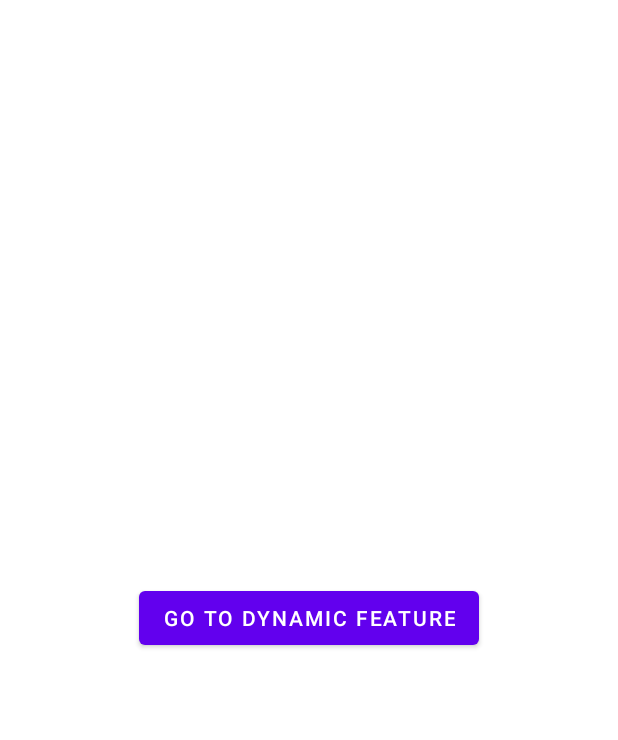
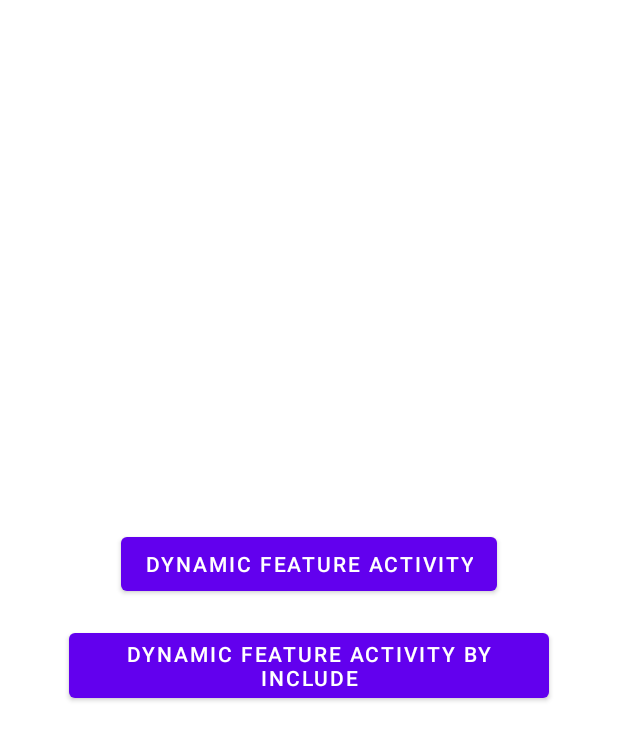
Before and after one commit to startthread/test-dynamic-feature, an Android app: the fragment MainFragment shown on its own in the app's theme, on a phone screen of 412 x 824 dp. Shown: the top 740 px of the screen. Run offline under Robolectric (Android 15) with nearby library versions, the phone set to English and light mode, and no system bars.

Commit message:
update package name. and provide option to launch activity from feature module or include graph

```diff
--- a/app/build.gradle
+++ b/app/build.gradle
@@ -7,7 +7,7 @@ android {
     buildToolsVersion "29.0.2"
 
     defaultConfig {
-        applicationId "com.startthread.test"
+        applicationId "com.startthread.navigationsample"
         minSdkVersion 21
         targetSdkVersion 29
         versionCode 1
--- a/app/src/main/AndroidManifest.xml
+++ b/app/src/main/AndroidManifest.xml
@@ -1,6 +1,6 @@
 <?xml version="1.0" encoding="utf-8"?>
 <manifest xmlns:android="http://schemas.android.com/apk/res/android"
-    package="com.startthread.test">
+    package="com.startthread.navigationsample">
 
     <application
         android:allowBackup="true"
--- a/app/src/main/java/com/startthread/test/MainActivity.kt
+++ b/app/src/main/java/com/startthread/navigationsample/MainActivity.kt
@@ -1,7 +1,7 @@
-package com.startthread.test
+package com.startthread.navigationsample
 
+import android.os.Bundle
 import androidx.appcompat.app.AppCompatActivity
-import android.os.Bundle
 
 class MainActivity : AppCompatActivity() {
 
--- a/app/src/main/res/layout/fragment_main.xml
+++ b/app/src/main/res/layout/fragment_main.xml
@@ -1,15 +1,25 @@
 <?xml version="1.0" encoding="utf-8"?>
-<FrameLayout xmlns:android="http://schemas.android.com/apk/res/android"
+<LinearLayout xmlns:android="http://schemas.android.com/apk/res/android"
     xmlns:tools="http://schemas.android.com/tools"
     android:layout_width="match_parent"
     android:layout_height="match_parent"
-    tools:context=".MainFragment">
+    android:gravity="center"
+    android:orientation="vertical"
+    tools:context="com.startthread.navigationsample.MainFragment">
 
     <com.google.android.material.button.MaterialButton
         android:id="@+id/button"
         android:layout_width="wrap_content"
         android:layout_height="wrap_content"
         android:layout_gravity="center"
-        android:text="Go To Dynamic Feature" />
+        android:text="Dynamic Feature Activity" />
 
-</FrameLayout>
+    <com.google.android.material.button.MaterialButton
+        android:id="@+id/include_button"
+        android:layout_width="wrap_content"
+        android:layout_height="wrap_content"
+        android:layout_gravity="center"
+        android:layout_marginTop="16dp"
+        android:text="Dynamic Feature Activity by Include" />
+
+</LinearLayout>
--- a/dynamicfeature/build.gradle
+++ b/dynamicfeature/build.gradle
@@ -1,4 +1,5 @@
 apply plugin: 'com.android.dynamic-feature'
+
 android {
     compileSdkVersion 29
 
@@ -20,6 +21,7 @@ apply plugin: 'kotlin-android-extensions'
 dependencies {
     implementation fileTree(dir: 'libs', include: ['*.jar'])
     implementation project('::app')
+
     testImplementation 'junit:junit:4.12'
     androidTestImplementation 'androidx.test.ext:junit:1.1.1'
     androidTestImplementation 'androidx.test.espresso:espresso-core:3.2.0'
--- a/dynamicfeature/src/main/AndroidManifest.xml
+++ b/dynamicfeature/src/main/AndroidManifest.xml
@@ -1,7 +1,7 @@
 <?xml version="1.0" encoding="utf-8"?>
 <manifest xmlns:android="http://schemas.android.com/apk/res/android"
     xmlns:dist="http://schemas.android.com/apk/distribution"
-    package="com.startthread.dynamicfeature">
+    package="com.startthread.navigationsample.dynamicfeature">
 
     <dist:module
         dist:instant="false"
--- a/dynamicfeature/src/main/java/com/startthread/dynamicfeature/DynamicFeatureActivity.kt
+++ b/dynamicfeature/src/main/java/com/startthread/navigationsample/dynamicfeature/DynamicFeatureActivity.kt
@@ -1,7 +1,7 @@
-package com.startthread.dynamicfeature
+package com.startthread.navigationsample.dynamicfeature
 
+import android.os.Bundle
 import androidx.appcompat.app.AppCompatActivity
-import android.os.Bundle
 
 class DynamicFeatureActivity : AppCompatActivity() {
 
--- a/dynamicfeature/src/main/res/layout/activity_dynamic_feature.xml
+++ b/dynamicfeature/src/main/res/layout/activity_dynamic_feature.xml
@@ -11,4 +11,5 @@
         android:layout_width="wrap_content"
         android:layout_height="wrap_content"
         android:text="Loaded Dynamic Feature Activity" />
+
 </LinearLayout>
```
Also changed, not shown: app/src/main/java/com/startthread/navigationsample/MainFragment.kt (renamed from app/src/main/java/com/startthread/test/MainFragment.kt, +14 -2 lines), app/src/main/res/navigation/navigation_main.xml (+12 -2 lines), dynamicfeature/src/main/res/navigation/navigation_dynamic_feature.xml (added, +14 -0 lines), 4 other files.
